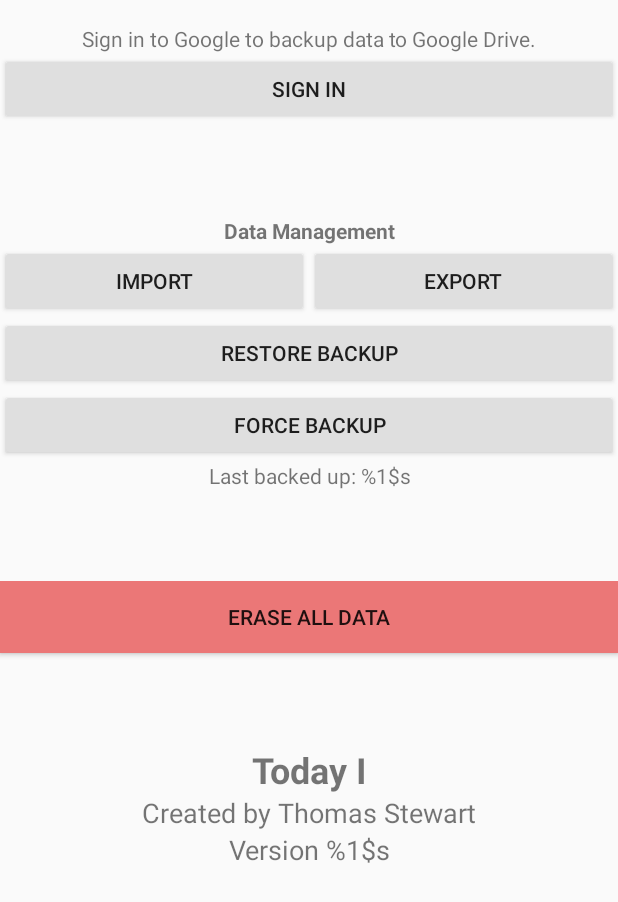
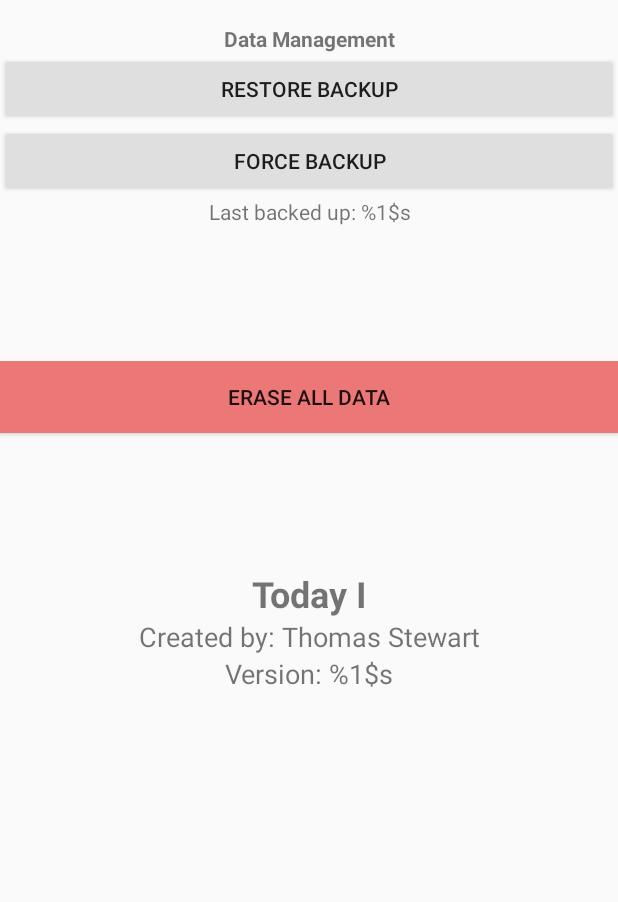
Before and after one commit to tstewart/Today-I, an Android app: the layout activity_options.xml on its own in the app's theme, with its tools: preview values and no code run, on a phone screen of 412 x 824 dp. Shown: the top 902 px of the screen. Run offline under Robolectric (Android 15) with nearby library versions, the light colour scheme and no system bars.

Commit message:
Removed options that are currently not implemented.

```diff
--- a/app/build.gradle
+++ b/app/build.gradle
@@ -8,7 +8,7 @@ android {
         minSdkVersion 29
         targetSdkVersion 29
         versionCode 1
-        versionName "1.0"
+        versionName "pre release"
         testInstrumentationRunner "androidx.test.runner.AndroidJUnitRunner"
     }
     buildTypes {
--- a/app/src/main/res/layout/activity_options.xml
+++ b/app/src/main/res/layout/activity_options.xml
@@ -11,7 +11,8 @@
             android:layout_width="match_parent"
             android:layout_height="wrap_content"
             android:layout_weight="0.1"
-            android:orientation="vertical">
+            android:orientation="vertical"
+            android:visibility="gone">
 
         <TextView
                 android:id="@+id/textViewGoogleSignInTitle"
@@ -46,7 +47,8 @@
         <LinearLayout
                 android:layout_width="match_parent"
                 android:layout_height="wrap_content"
-                android:orientation="horizontal">
+                android:orientation="horizontal"
+                android:visibility="gone">
 
             <Button
                     android:id="@+id/buttonImportData"
--- a/app/src/main/res/values/strings.xml
+++ b/app/src/main/res/values/strings.xml
@@ -28,8 +28,8 @@
     <string name="button_import_data">Import</string>
     <string name="button_export_data">Export</string>
     <string name="erase_all_confirmed">All data erased.</string>
-    <string name="about_created_by">Created by Thomas Stewart</string>
-    <string name="about_version">Version %1$s</string>
+    <string name="about_created_by">Created by: Thomas Stewart</string>
+    <string name="about_version">Version: %1$s</string>
 
     <!-- Options dialogs -->
     <string name="erase_all_warning_dialog_title">Erase all data?</string>
@@ -37,6 +37,9 @@
 
     <!-- Debug Activity -->
     <string name="debug_invalidate_backup">Invalidate backup</string>
+    <string name="debug_populate_accomplishments">Populate Accomplishments</string>
+    <string name="debug_get_accomplishments">Get all Accomplishments</string>
+    <string name="debug_get_ratings">Get all Ratings</string>
     <string name="debug_back">Back</string>
 
     <!-- Other -->
```
Also changed, not shown: app/src/main/AndroidManifest.xml (+7 -1 lines).
